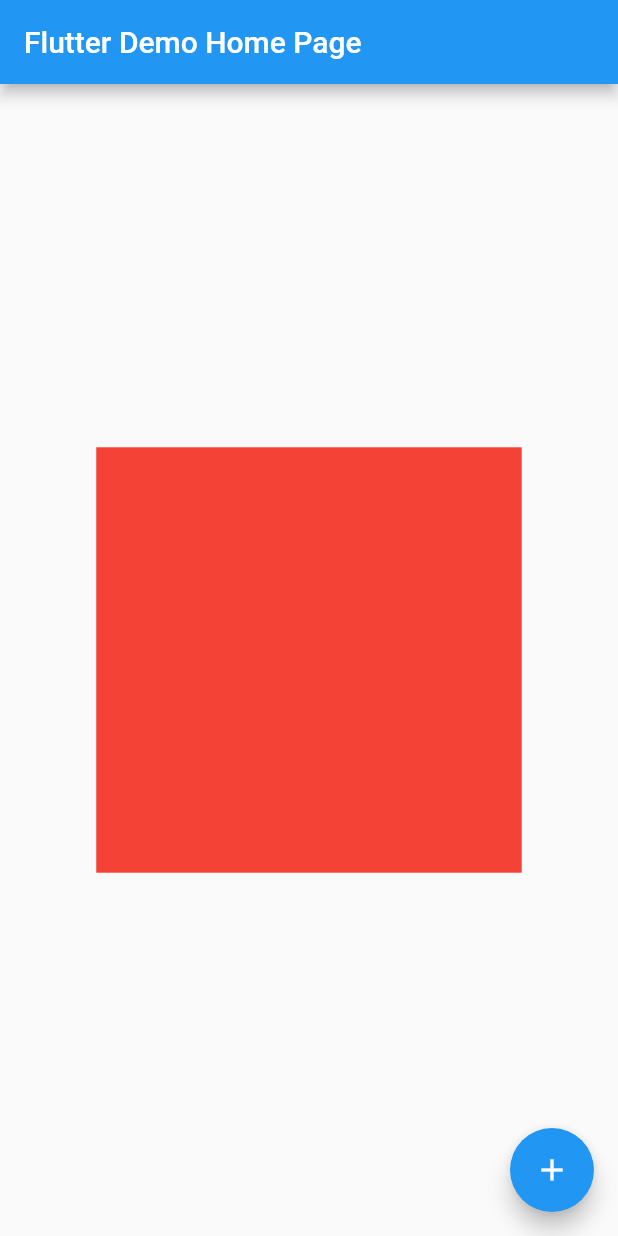
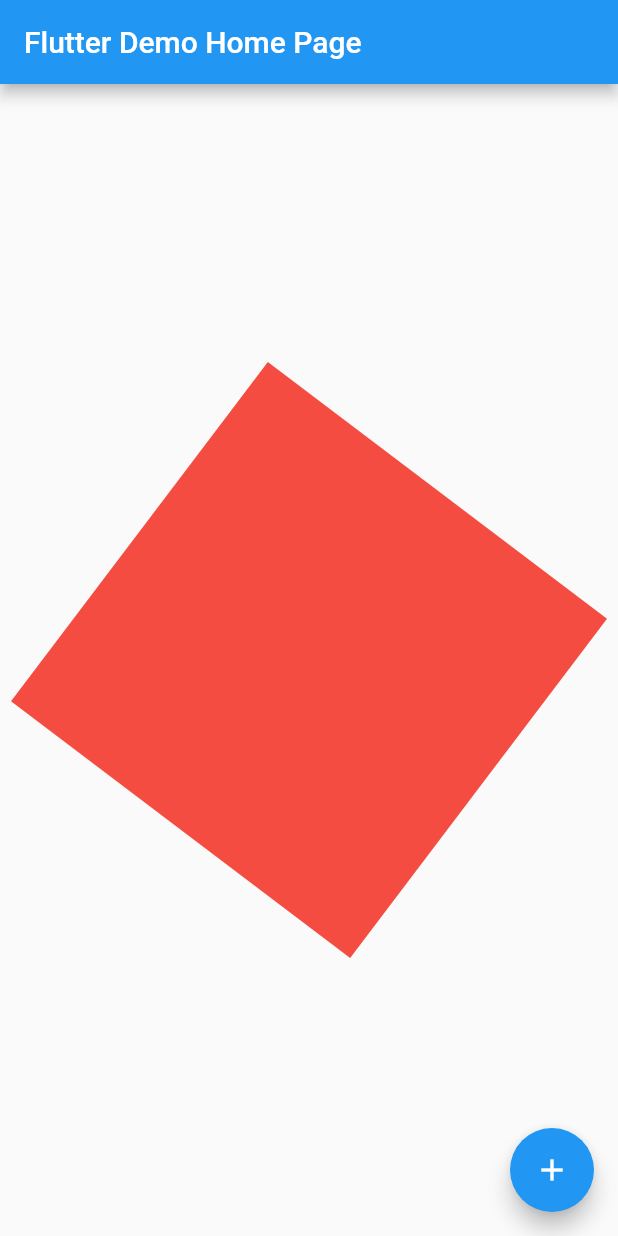
Before and after one commit to divyapanthi/flutterAnimations, a Flutter app: the screen it shows after launch, on a phone screen of 412 x 824 dp. Run offline on Flutter 3.47's test engine with Material 2 defaults, Android fonts, the phone set to English and light mode, and no system bars.

```diff
--- a/lib/main.dart
+++ b/lib/main.dart
@@ -57,10 +57,15 @@ class _MyHomePageState extends State<MyHomePage> with SingleTickerProviderStateM
         child: Column(
           mainAxisAlignment: MainAxisAlignment.center,
           children: <Widget>[
-            ScaleTransition(
-              alignment: Alignment.center,
-              child: Container(width: 100,height: 100,color:Colors.red),
-              scale: Tween<double>(begin: 1,end: 3).animate(animation!),
+            FadeTransition(
+              opacity: Tween<double>(begin: .4, end: 1).animate(animation!),
+              child: RotationTransition(
+                turns: Tween<double>(begin:1, end: 44/7).animate(animation!),
+                child: ScaleTransition(
+                alignment: Alignment.center,
+                child: Container(width: 100,height: 100,color:Colors.red),
+                scale: Tween<double>(begin: 1,end: 3).animate(animation!),
+              ),),
             ),
           ],
         ),
```
